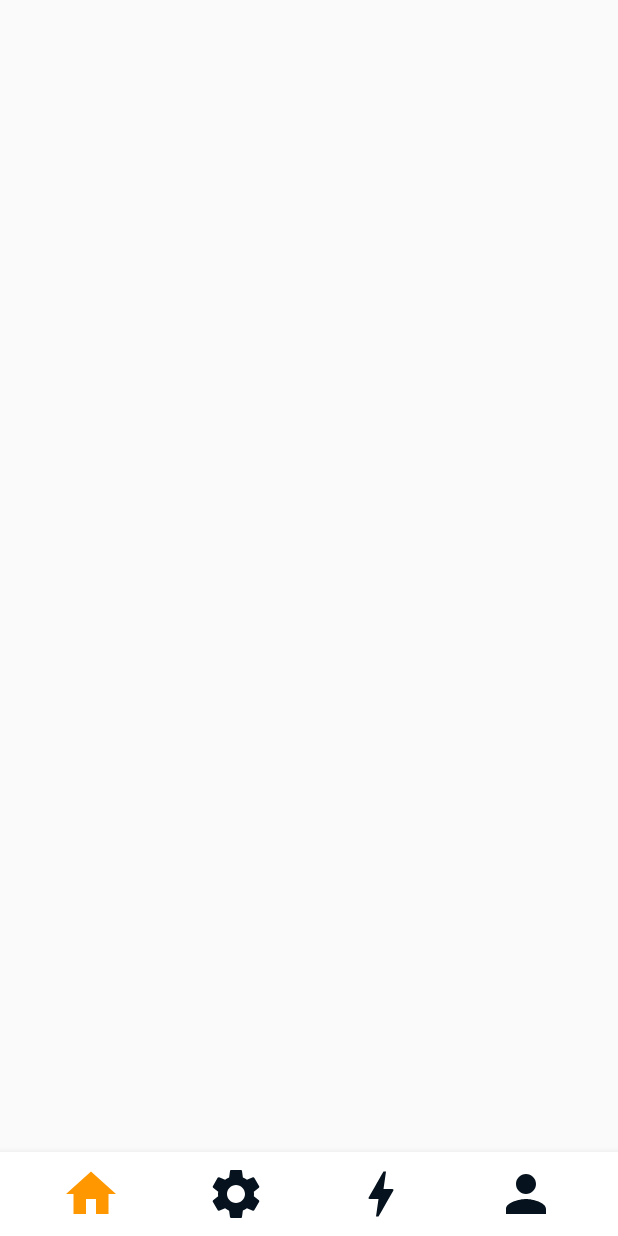
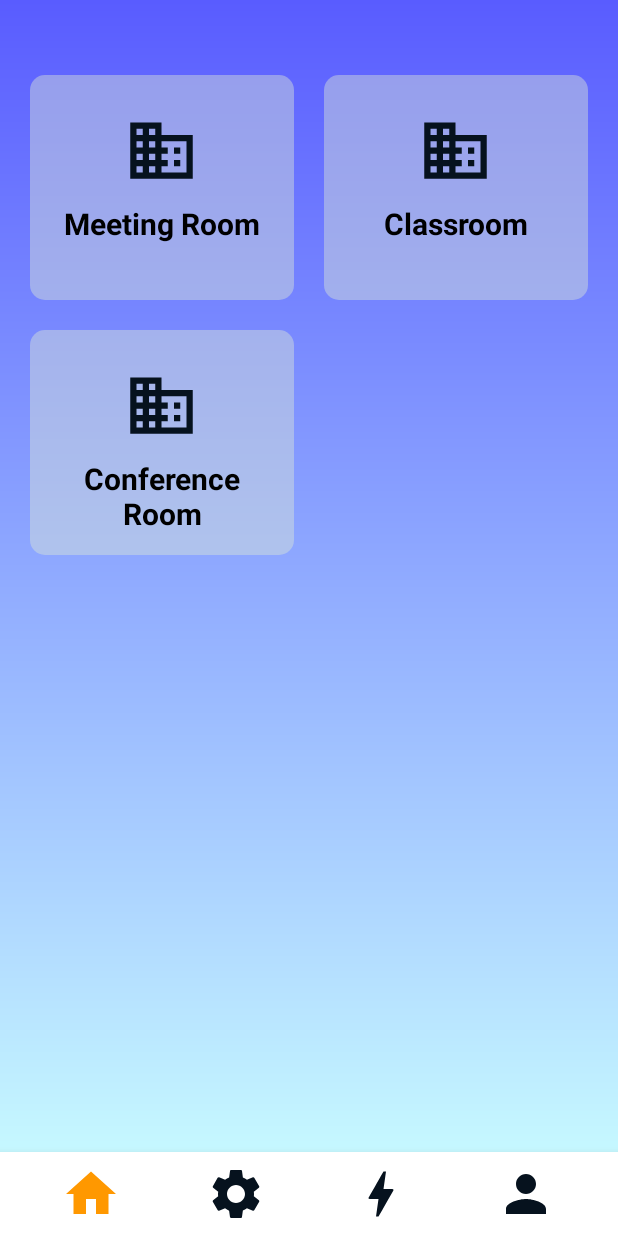
Before and after one commit to lvminh97/SmartLight, an Android app: the MainActivity screen opened directly, with no data from a screen before it, on a phone screen of 412 x 824 dp. Run offline under Robolectric (Android 15) with nearby library versions, the phone set to English and light mode, and no system bars.

Commit message:
- Change the structure of code in project   : split into packages 'activities', 'fragments', 'adapters', 'interfaces', 'models' - Update the UI of Main Activity screen   : show Home Fragment when pressing Home in Bottom Navigation menu
Signed-off-by: lvminh97 <lvminh97@gmail.com>

```diff
--- a/app/src/main/AndroidManifest.xml
+++ b/app/src/main/AndroidManifest.xml
@@ -10,7 +10,7 @@
         android:supportsRtl="true"
         android:theme="@style/Theme.AppCompat.DayNight.NoActionBar">
         <activity
-            android:name=".LoginActivity"
+            android:name=".activitys.LoginActivity"
             android:exported="true">
             <intent-filter>
                 <action android:name="android.intent.action.MAIN" />
@@ -18,7 +18,7 @@
             </intent-filter>
         </activity>
         <activity
-            android:name=".MainActivity"
+            android:name=".activitys.MainActivity"
             android:exported="true">
         </activity>
     </application>
--- a/app/src/main/java/com/example/smartlight/LoginActivity.java
+++ b/app/src/main/java/com/example/smartlight/activitys/LoginActivity.java
@@ -1,4 +1,4 @@
-package com.example.smartlight;
+package com.example.smartlight.activitys;
 
 import android.content.Intent;
 import android.os.Bundle;
@@ -6,6 +6,8 @@ import android.view.View;
 import android.widget.Button;
 import android.widget.EditText;
 import android.widget.Toast;
+
+import com.example.smartlight.R;
 
 import androidx.appcompat.app.AppCompatActivity;
 
--- a/app/src/main/java/com/example/smartlight/MainActivity.java
+++ b/app/src/main/java/com/example/smartlight/activitys/MainActivity.java
@@ -1,19 +1,27 @@
-package com.example.smartlight;
+package com.example.smartlight.activitys;
 
 import androidx.annotation.NonNull;
 import androidx.appcompat.app.AppCompatActivity;
+import androidx.fragment.app.Fragment;
+import androidx.fragment.app.FragmentTransaction;
 
 import android.os.Bundle;
 import android.util.Log;
 import android.view.MenuItem;
+import android.widget.FrameLayout;
 
+import com.example.smartlight.R;
+import com.example.smartlight.fragments.HomeFragment;
+import com.example.smartlight.interfaces.MyFragment;
 import com.google.android.material.bottomnavigation.BottomNavigationView;
 import com.google.android.material.navigation.NavigationBarView;
-import com.google.android.material.navigation.NavigationView;
 
 public class MainActivity extends AppCompatActivity implements NavigationBarView.OnItemSelectedListener {
 
-    BottomNavigationView bottomNavigationView;
+    private FrameLayout mainLayout;
+    private BottomNavigationView bottomNavigationView;
+
+    private String FRAG_ID = "";
 
     @Override
     protected void onCreate(Bundle savedInstanceState) {
@@ -24,8 +32,11 @@ public class MainActivity extends AppCompatActivity implements NavigationBarView
     }
 
     private void initUI() {
+        mainLayout = (FrameLayout) findViewById(R.id.layout_main);
         bottomNavigationView = (BottomNavigationView) findViewById(R.id.menu_bottom);
         bottomNavigationView.setOnItemSelectedListener(this);
+        //
+        loadFragment(new HomeFragment());
     }
 
     @Override
@@ -33,6 +44,7 @@ public class MainActivity extends AppCompatActivity implements NavigationBarView
         switch (item.getItemId()) {
             case R.id.navigation_home:
                 Log.d("MinhLV", "Home tab");
+                loadFragment(new HomeFragment());
                 break;
             case R.id.navigation_setting:
                 Log.d("MinhLV", "Setting tab");
@@ -46,4 +58,17 @@ public class MainActivity extends AppCompatActivity implements NavigationBarView
         }
         return true;
     }
+
+    @Override
+    public void onBackPressed() {
+//        super.onBackPressed();
+    }
+
+    private void loadFragment(Fragment fragment) {
+        FRAG_ID = ((MyFragment) fragment).getTAG();
+        FragmentTransaction transaction = getSupportFragmentManager().beginTransaction();
+        transaction.replace(R.id.layout_main, fragment);
+        transaction.addToBackStack(null);
+        transaction.commit();
+    }
 }
--- /dev/null
+++ b/app/src/main/java/com/example/smartlight/adapters/RoomAdapter.java
@@ -0,0 +1,54 @@
+package com.example.smartlight.adapters;
+
+import android.app.Activity;
+import android.graphics.drawable.Drawable;
+import android.view.LayoutInflater;
+import android.view.View;
+import android.view.ViewGroup;
+import android.widget.BaseAdapter;
+import android.widget.ImageView;
+import android.widget.TextView;
+
+import com.example.smartlight.R;
+import com.example.smartlight.models.Room;
+
+import java.util.ArrayList;
+
+public class RoomAdapter extends BaseAdapter {
+    private Activity context;
+    private ArrayList<Room> roomList;
+
+    public RoomAdapter(Activity context, ArrayList<Room> list) {
+        this.context = context;
+        this.roomList = list;
+    }
+
+    @Override
+    public int getCount() {
+        return roomList.size();
+    }
+
+    @Override
+    public Object getItem(int i) {
+        return roomList.get(i);
+    }
+
+    @Override
+    public long getItemId(int i) {
+        return i;
+    }
+
+    @Override
+    public View getView(int i, View view, ViewGroup viewGroup) {
+        LayoutInflater inflater = context.getLayoutInflater();
+        View gridView = inflater.inflate(R.layout.item_room, null, true);
+
+        ImageView img = gridView.findViewById(R.id.img_room);
+        img.setImageResource(R.drawable.ic_baseline_domain_24);
+
+        TextView name = gridView.findViewById(R.id.tv_room);
+        name.setText(roomList.get(i).getName());
+
+        return gridView;
+    }
+}
--- /dev/null
+++ b/app/src/main/java/com/example/smartlight/fragments/HomeFragment.java
@@ -0,0 +1,65 @@
+package com.example.smartlight.fragments;
+
+import android.os.Bundle;
+
+import androidx.fragment.app.Fragment;
+
+import android.view.LayoutInflater;
+import android.view.View;
+import android.view.ViewGroup;
+import android.widget.AdapterView;
+import android.widget.GridView;
+
+import com.example.smartlight.R;
+import com.example.smartlight.adapters.RoomAdapter;
+import com.example.smartlight.interfaces.MyFragment;
+import com.example.smartlight.models.Room;
+import com.google.android.material.navigation.NavigationBarView;
+
+import java.util.ArrayList;
+
+public class HomeFragment extends Fragment implements MyFragment, GridView.OnItemSelectedListener {
+
+    private View view;
+    private GridView gridview;
+
+    private RoomAdapter roomAdapter;
+
+    @Override
+    public void onCreate(Bundle savedInstanceState) {
+        super.onCreate(savedInstanceState);
+    }
+
+    @Override
+    public View onCreateView(LayoutInflater inflater, ViewGroup container, Bundle savedInstanceState) {
+        view = inflater.inflate(R.layout.fragment_home, container, false);
+        initUI();
+        return view;
+    }
+
+    private void initUI() {
+        gridview = (GridView) view.findViewById(R.id.grid_room);
+        ArrayList<Room> roomList = new ArrayList<>();
+        roomList.add(new Room(1, null, "Meeting Room"));
+        roomList.add(new Room(2, null, "Classroom"));
+        roomList.add(new Room(3, null, "Conference Room"));
+        roomAdapter = new RoomAdapter(getActivity(), roomList);
+        gridview.setAdapter(roomAdapter);
+        gridview.setOnItemSelectedListener(this);
+    }
+
+    @Override
+    public String getTAG() {
+        return "Home";
+    }
+
+    @Override
+    public void onItemSelected(AdapterView<?> adapterView, View view, int i, long l) {
+
+    }
+
+    @Override
+    public void onNothingSelected(AdapterView<?> adapterView) {
+
+    }
+}
--- /dev/null
+++ b/app/src/main/java/com/example/smartlight/fragments/UserFragment.java
@@ -0,0 +1,43 @@
+package com.example.smartlight.fragments;
+
+import android.os.Bundle;
+
+import androidx.fragment.app.Fragment;
+
+import android.view.LayoutInflater;
+import android.view.View;
+import android.view.ViewGroup;
+
+import com.example.smartlight.R;
+import com.example.smartlight.interfaces.MyFragment;
+
+public class UserFragment extends Fragment implements MyFragment {
+
+    private View view;
+
+    public UserFragment() {
+        // Required empty public constructor
+    }
+
+    public static HomeFragment newInstance(String param1, String param2) {
+        HomeFragment fragment = new HomeFragment();
+        return fragment;
+    }
+
+    @Override
+    public void onCreate(Bundle savedInstanceState) {
+        super.onCreate(savedInstanceState);
+    }
+
+    @Override
+    public View onCreateView(LayoutInflater inflater, ViewGroup container,
+                             Bundle savedInstanceState) {
+        view = inflater.inflate(R.layout.fragment_home, container, false);
+        return view;
+    }
+
+    @Override
+    public String getTAG() {
+        return "User";
+    }
+}
--- /dev/null
+++ b/app/src/main/java/com/example/smartlight/interfaces/MyFragment.java
@@ -0,0 +1,5 @@
+package com.example.smartlight.interfaces;
+
+public interface MyFragment {
+    public String getTAG();
+}
--- /dev/null
+++ b/app/src/main/java/com/example/smartlight/models/Room.java
@@ -0,0 +1,39 @@
+package com.example.smartlight.models;
+
+import android.graphics.drawable.Drawable;
+
+public class Room {
+    private int id;
+    private Drawable img;
+    private String name;
+
+    public Room(int id, Drawable img, String name) {
+        this.id = id;
+        this.img = img;
+        this.name = name;
+    }
+
+    public int getId() {
+        return id;
+    }
+
+    public void setId(int id) {
+        this.id = id;
+    }
+
+    public Drawable getImg() {
+        return img;
+    }
+
+    public void setImg(Drawable img) {
+        this.img = img;
+    }
+
+    public String getName() {
+        return name;
+    }
+
+    public void setName(String name) {
+        this.name = name;
+    }
+}
--- /dev/null
+++ b/app/src/main/res/drawable/bg_item_room.xml
@@ -0,0 +1,8 @@
+<?xml version="1.0" encoding="utf-8"?>
+<shape
+    xmlns:android="http://schemas.android.com/apk/res/android"
+    android:shape="rectangle">
+
+    <corners android:radius="10dp" />
+    <solid android:color="#70dae7d6" />
+</shape>
--- /dev/null
+++ b/app/src/main/res/drawable/ic_baseline_domain_24.xml
@@ -0,0 +1,5 @@
+<vector android:height="24dp" android:tint="#06121E"
+    android:viewportHeight="24" android:viewportWidth="24"
+    android:width="24dp" xmlns:android="http://schemas.android.com/apk/res/android">
+    <path android:fillColor="@android:color/white" android:pathData="M12,7V3H2v18h20V7H12zM6,19H4v-2h2V19zM6,15H4v-2h2V15zM6,11H4V9h2V11zM6,7H4V5h2V7zM10,19H8v-2h2V19zM10,15H8v-2h2V15zM10,11H8V9h2V11zM10,7H8V5h2V7zM20,19h-8v-2h2v-2h-2v-2h2v-2h-2V9h8V19zM18,11h-2v2h2V11zM18,15h-2v2h2V15z"/>
+</vector>
--- a/app/src/main/res/layout/activity_main.xml
+++ b/app/src/main/res/layout/activity_main.xml
@@ -4,7 +4,17 @@
     xmlns:tools="http://schemas.android.com/tools"
     android:layout_width="match_parent"
     android:layout_height="match_parent"
-    tools:context=".MainActivity">
+    tools:context=".activitys.MainActivity">
+
+    <FrameLayout
+        android:id="@+id/layout_main"
+        android:layout_width="match_parent"
+        android:layout_height="0dp"
+        app:layout_constraintLeft_toLeftOf="parent"
+        app:layout_constraintTop_toTopOf="parent"
+        app:layout_constraintRight_toRightOf="parent"
+        app:layout_constraintBottom_toTopOf="@id/menu_bottom"
+        android:background="@drawable/login_bg_color"/>
 
     <com.google.android.material.bottomnavigation.BottomNavigationView
         android:id="@+id/menu_bottom"
@@ -13,6 +23,7 @@
         app:layout_constraintLeft_toLeftOf="parent"
         app:layout_constraintRight_toRightOf="parent"
         app:layout_constraintBottom_toBottomOf="parent"
+        android:layout_marginBottom="0dp"
         android:background="#FFFFFF"
         app:itemIconTint="@color/bottom_nav_color"
         app:itemIconSize="40dp"
--- /dev/null
+++ b/app/src/main/res/layout/fragment_home.xml
@@ -0,0 +1,19 @@
+<?xml version="1.0" encoding="utf-8"?>
+<RelativeLayout xmlns:android="http://schemas.android.com/apk/res/android"
+    xmlns:tools="http://schemas.android.com/tools"
+    android:layout_width="match_parent"
+    android:layout_height="match_parent"
+    android:paddingLeft="10dp"
+    android:paddingTop="40dp"
+    android:paddingRight="10dp"
+    android:paddingBottom="20dp"
+    tools:context=".fragments.HomeFragment">
+
+    <GridView
+        android:id="@+id/grid_room"
+        android:layout_width="match_parent"
+        android:layout_height="match_parent"
+        android:numColumns="2"
+        />
+
+</RelativeLayout>
--- /dev/null
+++ b/app/src/main/res/layout/fragment_user.xml
@@ -0,0 +1,13 @@
+<?xml version="1.0" encoding="utf-8"?>
+<androidx.constraintlayout.widget.ConstraintLayout xmlns:android="http://schemas.android.com/apk/res/android"
+    xmlns:tools="http://schemas.android.com/tools"
+    android:layout_width="match_parent"
+    android:layout_height="match_parent"
+    tools:context=".fragments.HomeFragment">
+
+    <TextView
+        android:layout_width="match_parent"
+        android:layout_height="match_parent"
+        android:text="User tab" />
+
+</androidx.constraintlayout.widget.ConstraintLayout>
--- /dev/null
+++ b/app/src/main/res/layout/item_room.xml
@@ -0,0 +1,33 @@
+<?xml version="1.0" encoding="utf-8"?>
+<LinearLayout xmlns:android="http://schemas.android.com/apk/res/android"
+    xmlns:app="http://schemas.android.com/apk/res-auto"
+    android:layout_width="match_parent"
+    android:layout_height="wrap_content"
+    android:padding="10dp">
+    <LinearLayout
+        android:layout_width="match_parent"
+        android:layout_height="150dp"
+        android:orientation="vertical"
+        android:padding="15dp"
+        android:background="@drawable/bg_item_room">
+
+        <ImageView
+            android:id="@+id/img_room"
+            android:layout_width="50dp"
+            android:layout_height="50dp"
+            android:layout_marginTop="10dp"
+            android:layout_gravity="center_horizontal"/>
+
+        <TextView
+            android:id="@+id/tv_room"
+            android:layout_width="match_parent"
+            android:layout_height="wrap_content"
+            android:layout_marginTop="10dp"
+            android:lines="2"
+            android:textAlignment="center"
+            android:textColor="#000000"
+            android:textSize="20dp"
+            android:textStyle="bold" />
+
+    </LinearLayout>
+</LinearLayout>
```
